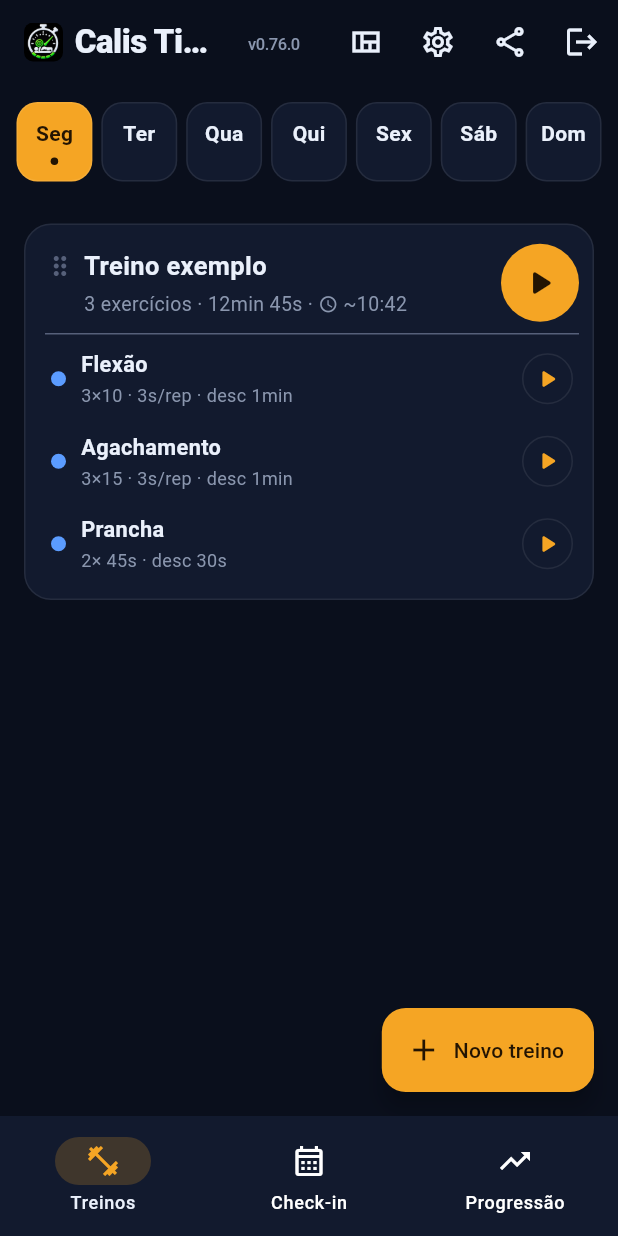
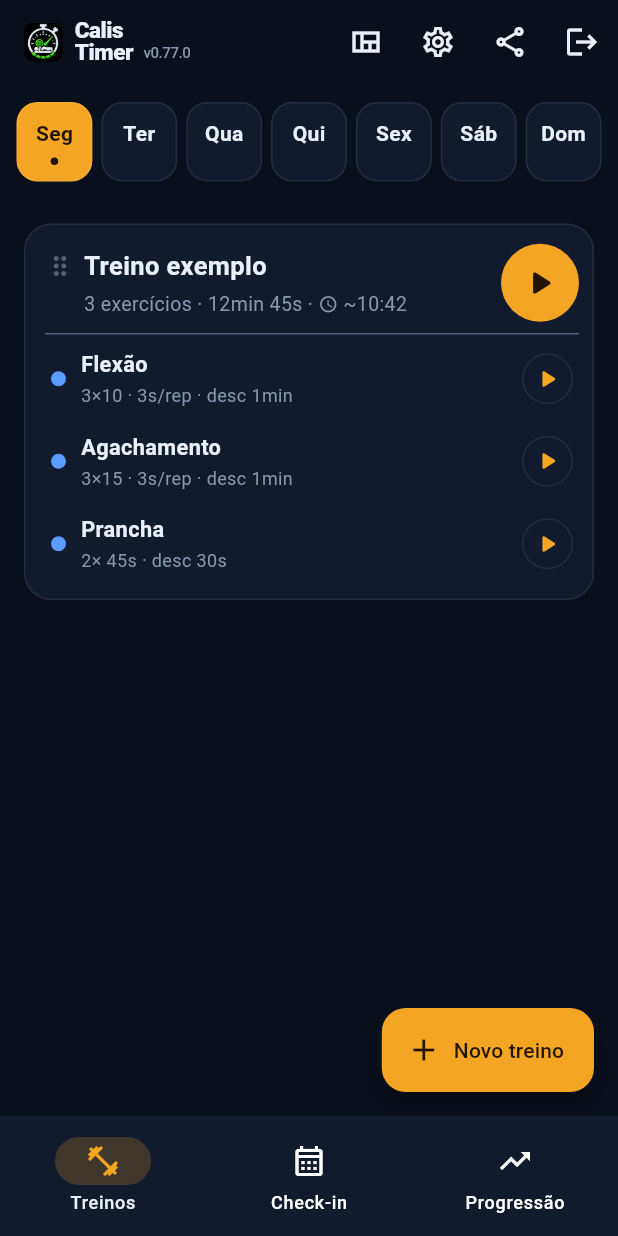
Before and after one commit to viniciostristao1/calistenia, a Flutter app: the screen it shows after launch, on a phone screen of 412 x 824 dp. Run offline on Flutter 3.47's test engine with Material 3 defaults, Android fonts, the light colour scheme and no system bars; our stand-ins replace audioplayers, cloud_firestore, file_picker, firebase_auth, firebase_core, firebase_crashlytics and 7 more; accounts and stored records are empty; generated files the repository leaves out were written again.

Commit message:
home: titulo em 2 linhas; bau 2 mostra os pontos (estrela + rating) ao lado da estrela; subiu de nivel sem 'niveis' (v0.77.0)

```diff
--- a/app/lib/features/home/home_screen.dart
+++ b/app/lib/features/home/home_screen.dart
@@ -274,27 +274,53 @@ class _HomeScreenState extends ConsumerState<HomeScreen> {
               ),
             ),
             const SizedBox(width: 8),
-            const Flexible(
-              child: Text('Calis Timer', overflow: TextOverflow.ellipsis),
+            // Nome em DUAS linhas ("Calis" / "Timer"): cabe inteiro mesmo com a
+            // barra cheia de botões (antes cortava para "Calis…").
+            Column(
+              mainAxisSize: MainAxisSize.min,
+              crossAxisAlignment: CrossAxisAlignment.start,
+              children: [
+                const Text(
+                  'Calis',
+                  style: TextStyle(
+                    fontSize: 15,
+                    fontWeight: FontWeight.w800,
+                    height: 1.0,
                   ),
-            const SizedBox(width: 6),
-            // Número da versão ao lado do título: confirma, num relance, que o
-            // build instalado é o mais novo (sobe junto com o pubspec).
-            // Long-press abre diagnóstico da sequência (para debug de medalhas).
+                ),
+                Row(
+                  mainAxisSize: MainAxisSize.min,
+                  children: [
+                    const Text(
+                      'Timer',
+                      style: TextStyle(
+                        fontSize: 15,
+                        fontWeight: FontWeight.w800,
+                        height: 1.0,
+                      ),
+                    ),
+                    const SizedBox(width: 4),
+                    // Número da versão junto do nome: confirma, num relance, que
+                    // o build instalado é o mais novo (sobe junto com o pubspec).
+                    // Long-press abre diagnóstico da sequência (debug de medalhas).
                     InkWell(
                       onLongPress: () => _mostrarDebug(context),
                       borderRadius: BorderRadius.circular(4),
                       child: Padding(
-                padding: const EdgeInsets.only(top: 3, left: 4, right: 4),
+                        padding: const EdgeInsets.symmetric(horizontal: 3),
                         child: Text(
                           'v$kVersao',
                           style: TextStyle(
-                    fontSize: 11,
+                            fontSize: 10,
                             fontWeight: FontWeight.w500,
                             color: AppColors.dim,
                           ),
                         ),
                       ),
+                    ),
+                  ],
+                ),
+              ],
             ),
           ],
         ),
--- a/app/lib/fx/register_rewards.dart
+++ b/app/lib/fx/register_rewards.dart
@@ -46,7 +46,8 @@ void registerBuiltInRewards() {
   );
   RewardRegistry.register(
     RewardType.chest2,
-    (context, params, {value}) => ChestOpen2(params: params),
+    (context, params, {value}) =>
+        ChestOpen2(params: params, valorEstrela: value),
   );
   RewardRegistry.register(
     RewardType.confetti,
--- a/app/lib/util/versao.dart
+++ b/app/lib/util/versao.dart
@@ -3,4 +3,4 @@
 ///
 /// ⚠️ **Subir junto com a `version:` do `pubspec.yaml` a cada release** — faz
 /// parte do fluxo de entrega (ver `INICIO.md`). Deve casar com a tag do Release.
-const kVersao = '0.76.0';
+const kVersao = '0.77.0';
--- a/app/pubspec.yaml
+++ b/app/pubspec.yaml
@@ -3,7 +3,7 @@ description: "Cronômetros de treino de calistenia — preparação, execução,
 publish_to: 'none'
 
 # versionName+versionCode. Ex.: 0.1.0+1 → versionName "0.1.0", versionCode 1.
-version: 0.76.0+105
+version: 0.77.0+106
 
 environment:
   sdk: ^3.12.2
```
Also changed, not shown: app/lib/features/lab/lab_screen.dart (+93 -30 lines), app/lib/fx/fx_params.dart (+10 -3 lines), app/lib/fx/rewards/chest_open2.dart (+98 -9 lines), app/lib/fx/rewards/level_up_reveal.dart (+0 -10 lines), 3 other files. Lines whose indentation alone changed are shown as unchanged.
